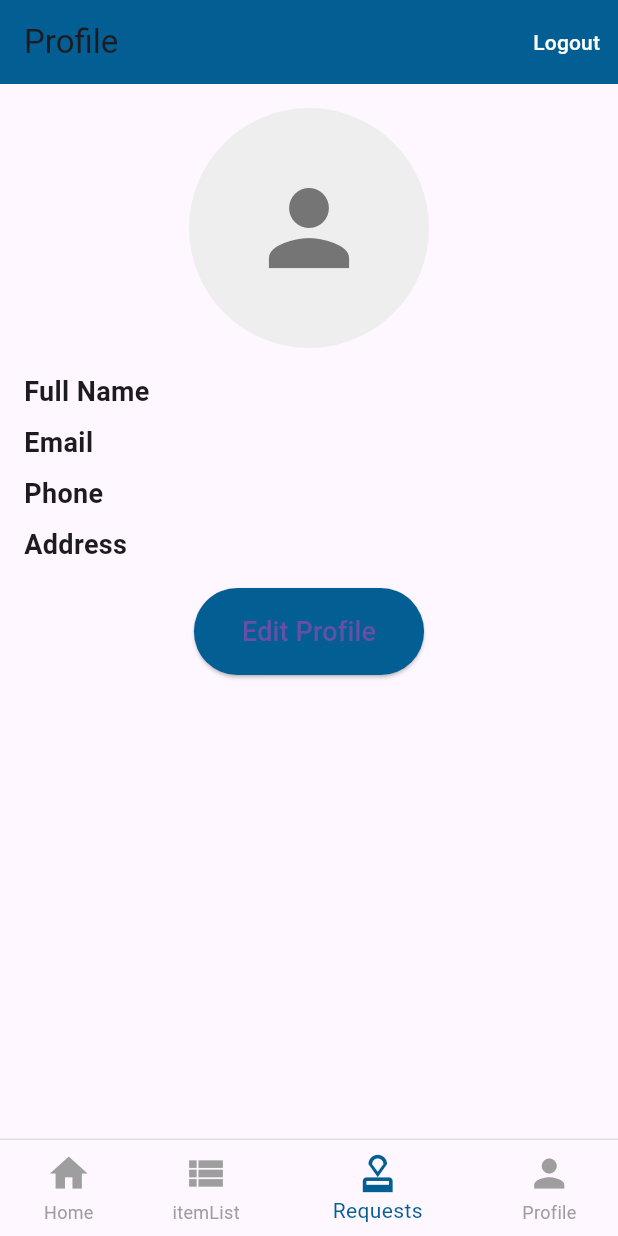
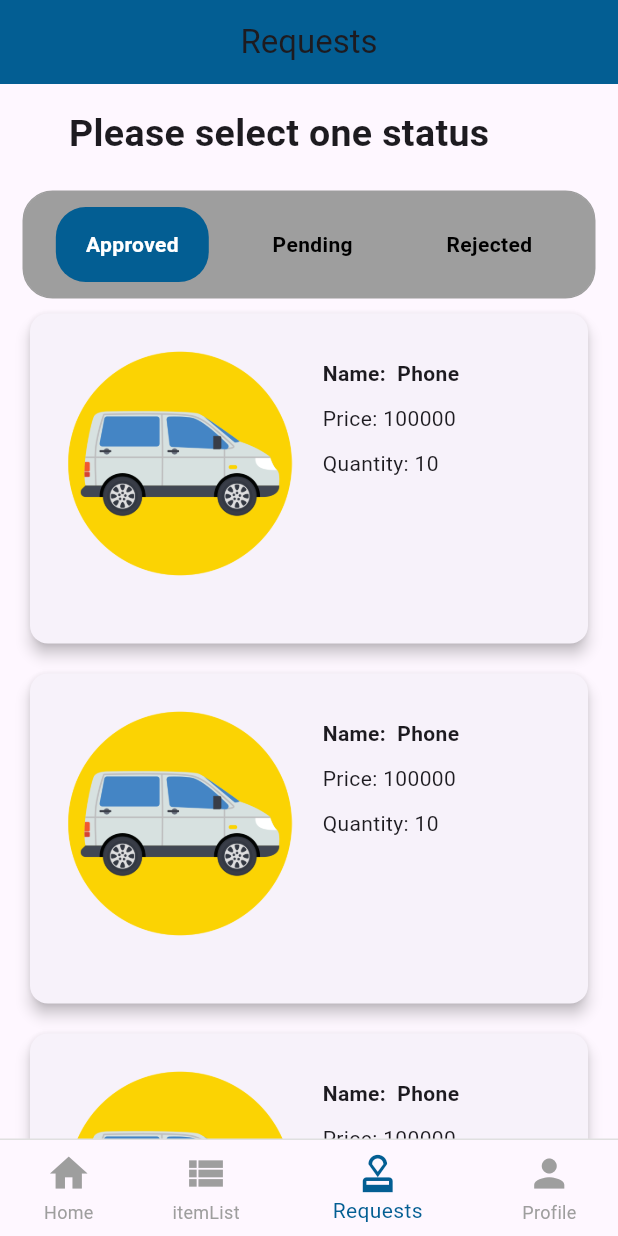
Before and after one commit to sisay2143/WholesaleWise, a Flutter app: the HomepageWH screen opened directly, item 3 of the bottom bar chosen, on a phone screen of 412 x 824 dp. Run offline on Flutter 3.47's test engine with Material 3 defaults, Android fonts, the light colour scheme and no system bars; our stand-ins replace camera, carousel_slider, charts_flutter, cloud_firestore, firebase_auth, firebase_core and 4 more; accounts and stored records are empty.

Commit message:
photo edited

```diff
--- a/lib/Services/database.dart
+++ b/lib/Services/database.dart
@@ -15,6 +15,8 @@ class FirestoreService {
           .collection('products')
           .doc(productId)
           .update({'quantity': newQuantity});
+      print('DONE updating product quantity:');
+
     } catch (error) {
       print('Error updating product quantity: $error');
       throw error;
--- a/lib/Views/Manager/approval.dart
+++ b/lib/Views/Manager/approval.dart
@@ -47,7 +47,7 @@ class ApprovalList extends StatelessWidget {
             final request = requests[index];
             final productId = request['productId'];
             final quantity = request['quantity'];
-            final name = request['name'];
+            final name = request['productName'];
             final price = 100000;       // Replace with dynamic data if available
             final imageUrl = 'lib/assets/images/shoe1.jpg'; // Replace with dynamic data if available
 
--- a/lib/Views/Manager/detail.dart
+++ b/lib/Views/Manager/detail.dart
@@ -33,7 +33,7 @@ class _detailscreenState extends State<detailscreen> {
 
   @override
   Widget build(BuildContext context) {
-    // final name = widget.request['name'];
+    final name = widget.request['productName'];
     // final price = widget.request['price'];
     final quantity = widget.request['quantity'];
     // final imageUrl = widget.request['imageUrl'];
@@ -68,10 +68,10 @@ class _detailscreenState extends State<detailscreen> {
                     crossAxisAlignment: CrossAxisAlignment.start,
                     children: [
                       SizedBox(height: 20.0),
-                      // Text(
-                        // 'Name: $name',
-                        // style: TextStyle(fontWeight: FontWeight.bold),
-                      // ),
+                      Text(
+                              'Name: $name',
+                              style: TextStyle(fontWeight: FontWeight.bold),
+                            ),
                       SizedBox(height: 10.0),
                       // Text('Price: $price'),
                       SizedBox(height: 10.0),
--- a/lib/Views/Warehouse-staff/messages.dart
+++ b/lib/Views/Warehouse-staff/messages.dart
@@ -1,204 +1,204 @@
-// import 'package:flutter/material.dart';
+import 'package:flutter/material.dart';
 
-// void main() {
-//   runApp(Requests());
-// }
+void main() {
+  runApp(Requests());
+}
 
-// class Requests extends StatelessWidget {
-//   @override
-//   Widget build(BuildContext context) {
-//     return MaterialApp(
-//       debugShowCheckedModeBanner: false,
-//       title: 'Text Status Selection',
-//       theme: ThemeData(
-//         primarySwatch: Colors.blue,
-//         visualDensity: VisualDensity.adaptivePlatformDensity,
-//       ),
-//       home: TextStatusSelection(),
-//     );
-//   }
-// }
+class Requests extends StatelessWidget {
+  @override
+  Widget build(BuildContext context) {
+    return MaterialApp(
+      debugShowCheckedModeBanner: false,
+      title: 'Text Status Selection',
+      theme: ThemeData(
+        primarySwatch: Colors.blue,
+        visualDensity: VisualDensity.adaptivePlatformDensity,
+      ),
+      home: TextStatusSelection(),
+    );
+  }
+}
 
-// class TextStatusSelection extends StatefulWidget {
-//   @override
-//   _TextStatusSelectionState createState() => _TextStatusSelectionState();
-// }
+class TextStatusSelection extends StatefulWidget {
+  @override
+  _TextStatusSelectionState createState() => _TextStatusSelectionState();
+}
 
-// class _TextStatusSelectionState extends State<TextStatusSelection> {
-//   String selectedStatus = ''; // Initially no status selected
-//   List<String> approvedItems = ['Car 1', 'Car 2', 'Car 3'];
-//   List<String> pendingItems = ['Laptop 1', 'Laptop 2', 'Tablet 3'];
-//   List<String> rejectedItems = ['Shoe 1', 'Shoe 2', 'Shoe 3'];
-//   List<String> displayedItems = []; // List to display based on selected status
+class _TextStatusSelectionState extends State<TextStatusSelection> {
+  String selectedStatus = ''; // Initially no status selected
+  List<String> approvedItems = ['Car 1', 'Car 2', 'Car 3'];
+  List<String> pendingItems = ['Laptop 1', 'Laptop 2', 'Tablet 3'];
+  List<String> rejectedItems = ['Shoe 1', 'Shoe 2', 'Shoe 3'];
+  List<String> displayedItems = []; // List to display based on selected status
 
-//   @override
-//   void initState() {
-//     super.initState();
-//     // Set default displayed items to approved items
-//     displayedItems = approvedItems;
-//     // Set default selected status to Approved
-//     selectedStatus = 'Approved';
-//   }
+  @override
+  void initState() {
+    super.initState();
+    // Set default displayed items to approved items
+    displayedItems = approvedItems;
+    // Set default selected status to Approved
+    selectedStatus = 'Approved';
+  }
 
-//   @override
-//   Widget build(BuildContext context) {
-//     return Scaffold(
-//       appBar: AppBar(
-//         backgroundColor: Color.fromARGB(255, 3, 94, 147),
-//         title: Center(child: Text('Requests')),
-//       ),
-//       body: Column(
-//         children: [
-//           Padding(
-//             padding: const EdgeInsets.fromLTRB(0, 15, 40, 20),
-//             child: Text(
-//               'Please select one status',
-//               style: TextStyle(
-//                 fontSize: 25,
-//                 fontWeight: FontWeight.bold,
-//               ),
-//             ),
-//           ),
-//           Container(
-//             margin: EdgeInsets.fromLTRB(15, 0, 15, 0),
-//             padding: EdgeInsets.all(10),
-//             decoration: BoxDecoration(
-//               borderRadius: BorderRadius.circular(20),
-//               border: Border.all(color: Colors.grey),
-//               color: Colors.grey,
-//             ),
-//             child: Row(
-//               mainAxisAlignment: MainAxisAlignment.spaceAround,
-//               children: <Widget>[
-//                 buildStatusOption('Approved', approvedItems),
-//                 buildStatusOption('Pending', pendingItems),
-//                 buildStatusOption('Rejected', rejectedItems),
-//               ],
-//             ),
-//           ),
-//           Expanded(
-//             child: ListView.builder(
-//               itemCount: displayedItems.length,
-//               itemBuilder: (context, index) {
-//                 return Card(
-//                   elevation: 4,
-//                   margin: EdgeInsets.fromLTRB(20.0, 10.0, 20.0, 10.0),
-//                   child: Container(
-//                     padding: EdgeInsets.all(10.0),
-//                     height: 220,
-//                     child: Row(
-//                       crossAxisAlignment: CrossAxisAlignment.start,
-//                       children: [
-//                         Container(
-//                           margin: EdgeInsets.fromLTRB(15, 15, 20, 20),
-//                           child: Image.asset(
-//                             getItemImagePath(displayedItems[index]),
-//                             height: 150,
-//                             width: 400, // Adjusted height
-//                             // fit: BoxFit.cover,
-//                           ),
-//                           width: 150,
-//                           height: 150,
-//                         ),
-//                         Expanded(
-//                           flex: 2,
-//                           child: Column(
-//                             crossAxisAlignment: CrossAxisAlignment.start,
-//                             children: [
-//                               SizedBox(height: 20.0),
-//                               Text(
-//                                 'Name:  Phone',
-//                                 style: TextStyle(fontWeight: FontWeight.bold),
-//                               ),
-//                               SizedBox(height: 10.0),
-//                               Text('Price: 100000'),
-//                               SizedBox(height: 10.0),
-//                               Text('Quantity: 10'),
-//                               SizedBox(height: 10.0),
-//                               SizedBox(height: 30.0),
-//                               // ElevatedButton(
-//                               //   onPressed: () {
-//                               //     Navigator.push(
-//                               //       context,
-//                               //       MaterialPageRoute(
-//                               //         builder: (context) => MyApp(),
-//                               //       ),
-//                               //     ); // Add your functionality here
-//                               //   },
-//                               //   style: ElevatedButton.styleFrom(
-//                               //     primary: Color.fromARGB(255, 3, 94, 147),
-//                               //   ),
-//                               //   child: Padding(
-//                               //     padding: const EdgeInsets.all(10.0),
-//                               //     child: Text('More'),
-//                               //   ),
-//                               // ),
-//                             ],
-//                           ),
-//                         ),
-//                       ],
-//                     ),
-//                   ),
-//                 );
-//               },
-//             ),
-//           ),
-//         ],
-//       ),
-//     );
-//   }
+  @override
+  Widget build(BuildContext context) {
+    return Scaffold(
+      appBar: AppBar(
+        backgroundColor: Color.fromARGB(255, 3, 94, 147),
+        title: Center(child: Text('Requests')),
+      ),
+      body: Column(
+        children: [
+          Padding(
+            padding: const EdgeInsets.fromLTRB(0, 15, 40, 20),
+            child: Text(
+              'Please select one status',
+              style: TextStyle(
+                fontSize: 25,
+                fontWeight: FontWeight.bold,
+              ),
+            ),
+          ),
+          Container(
+            margin: EdgeInsets.fromLTRB(15, 0, 15, 0),
+            padding: EdgeInsets.all(10),
+            decoration: BoxDecoration(
+              borderRadius: BorderRadius.circular(20),
+              border: Border.all(color: Colors.grey),
+              color: Colors.grey,
+            ),
+            child: Row(
+              mainAxisAlignment: MainAxisAlignment.spaceAround,
+              children: <Widget>[
+                buildStatusOption('Approved', approvedItems),
+                buildStatusOption('Pending', pendingItems),
+                buildStatusOption('Rejected', rejectedItems),
+              ],
+            ),
+          ),
+          Expanded(
+            child: ListView.builder(
+              itemCount: displayedItems.length,
+              itemBuilder: (context, index) {
+                return Card(
+                  elevation: 4,
+                  margin: EdgeInsets.fromLTRB(20.0, 10.0, 20.0, 10.0),
+                  child: Container(
+                    padding: EdgeInsets.all(10.0),
+                    height: 220,
+                    child: Row(
+                      crossAxisAlignment: CrossAxisAlignment.start,
+                      children: [
+                        Container(
+                          margin: EdgeInsets.fromLTRB(15, 15, 20, 20),
+                          child: Image.asset(
+                            getItemImagePath(displayedItems[index]),
+                            height: 150,
+                            width: 400, // Adjusted height
+                            // fit: BoxFit.cover,
+                          ),
+                          width: 150,
+                          height: 150,
+                        ),
+                        Expanded(
+                          flex: 2,
+                          child: Column(
+                            crossAxisAlignment: CrossAxisAlignment.start,
+                            children: [
+                              SizedBox(height: 20.0),
+                              Text(
+                                'Name:  Phone',
+                                style: TextStyle(fontWeight: FontWeight.bold),
+                              ),
+                              SizedBox(height: 10.0),
+                              Text('Price: 100000'),
+                              SizedBox(height: 10.0),
+                              Text('Quantity: 10'),
+                              SizedBox(height: 10.0),
+                              SizedBox(height: 30.0),
+                              // ElevatedButton(
+                              //   onPressed: () {
+                              //     Navigator.push(
+                              //       context,
+                              //       MaterialPageRoute(
+                              //         builder: (context) => MyApp(),
+                              //       ),
+                              //     ); // Add your functionality here
+                              //   },
+                              //   style: ElevatedButton.styleFrom(
+                              //     primary: Color.fromARGB(255, 3, 94, 147),
+                              //   ),
+                              //   child: Padding(
+                              //     padding: const EdgeInsets.all(10.0),
+                              //     child: Text('More'),
+                              //   ),
+                              // ),
+                            ],
+                          ),
+                        ),
+                      ],
+                    ),
+                  ),
+                );
+              },
+            ),
+          ),
+        ],
+      ),
+    );
+  }
 
-//   Widget buildStatusOption(String status, List<String> items) {
-//     return GestureDetector(
-//       onTap: () {
-//         setState(() {
-//           selectedStatus = status;
-//           displayedItems =
-//               items; // Update displayed items based on selected status
-//         });
-//       },
-//       child: Container(
-//         padding: EdgeInsets.fromLTRB(20, 15, 20, 15),
-//         decoration: BoxDecoration(
-//           color: selectedStatus == status
-//               ? Color.fromARGB(255, 3, 94, 147)
-//               : Colors.transparent,
-//           borderRadius: BorderRadius.circular(20),
-//         ),
-//         child: Text(
-//           status,
-//           style: TextStyle(
-//             color: selectedStatus == status ? Colors.white : Colors.black,
-//             fontWeight: FontWeight.bold,
-//           ),
-//         ),
-//       ),
-//     );
-//   }
+  Widget buildStatusOption(String status, List<String> items) {
+    return GestureDetector(
+      onTap: () {
+        setState(() {
+          selectedStatus = status;
+          displayedItems =
+              items; // Update displayed items based on selected status
+        });
+      },
+      child: Container(
+        padding: EdgeInsets.fromLTRB(20, 15, 20, 15),
+        decoration: BoxDecoration(
+          color: selectedStatus == status
+              ? Color.fromARGB(255, 3, 94, 147)
+              : Colors.transparent,
+          borderRadius: BorderRadius.circular(20),
+        ),
+        child: Text(
+          status,
+          style: TextStyle(
+            color: selectedStatus == status ? Colors.white : Colors.black,
+            fontWeight: FontWeight.bold,
+          ),
+        ),
+      ),
+    );
+  }
 
-//   String getItemImagePath(String item) {
-//     if (approvedItems.contains(item)) {
-//       return 'lib/assets/images/car.png';
-//     } else if (pendingItems.contains(item)) {
-//       return 'lib/assets/images/laptop-screen.png';
-//     } else if (rejectedItems.contains(item)) {
-//       return 'lib/assets/images/shoe1.jpg';
-//     } else {
-//       return ''; // Default image path if item not found
-//     }
-//   }
-// }
+  String getItemImagePath(String item) {
+    if (approvedItems.contains(item)) {
+      return 'lib/assets/images/car.png';
+    } else if (pendingItems.contains(item)) {
+      return 'lib/assets/images/laptop-screen.png';
+    } else if (rejectedItems.contains(item)) {
+      return 'lib/assets/images/shoe1.jpg';
+    } else {
+      return ''; // Default image path if item not found
+    }
+  }
+}
 
-// class MyApp extends StatelessWidget {
-//   @override
-//   Widget build(BuildContext context) {
-//     return Scaffold(
-//       appBar: AppBar(
-//         title: Text('Details'),
-//       ),
-//       body: Center(
-//         child: Text('Details Page'),
-//       ),
-//     );
-//   }
-// }
+class MyApp extends StatelessWidget {
+  @override
+  Widget build(BuildContext context) {
+    return Scaffold(
+      appBar: AppBar(
+        title: Text('Details'),
+      ),
+      body: Center(
+        child: Text('Details Page'),
+      ),
+    );
+  }
+}
--- a/lib/Views/Warehouse-staff/stock-out.dart
+++ b/lib/Views/Warehouse-staff/stock-out.dart
@@ -5,7 +5,7 @@ import 'ItemsCard.dart';
 import 'package:firebase_auth/firebase_auth.dart';
 import 'package:firebase_storage/firebase_storage.dart';
 import 'package:cloud_firestore/cloud_firestore.dart';
-import 'showDialog.dart';
+
 
 class StockOutPage extends StatefulWidget {
   @override
@@ -103,13 +103,13 @@ Future<void> sendApprovalRequest() async {
           });
 
           // Listen for approval response
-          listenForApprovalResponse();
-
           // Show a success message
           _showAlertDialog(
             'Request Sent',
             'Approval request for stock-out sent to manager.',
           );
+          listenForApprovalResponse();
+          print('approved succefully');
         } else {
           throw 'Manager UID not found.';
         }
@@ -125,8 +125,23 @@ Future<void> sendApprovalRequest() async {
   }
 }
 
+  // Update product quantity after approval
+  // Update product quantity after approval
+  Future<void> updateProductQuantity() async {
+    try {
+      final int newQuantity = _selectedProduct!.quantity - int.parse(_quantityController.text);
+      await _firestoreService.updateProductQuantity(_selectedProduct!.pid, newQuantity);
+      // Show success message or perform any other necessary actions
+      print(newQuantity);
+      print('quantity updated');
+    } catch (error) {
+      print('Error updating product quantity: $error');
+      _showAlertDialog('Error', 'Failed to update product quantity.');
+    }
+  }
 
-// Listen for approval response
+
+
 // Listen for approval response
 void listenForApprovalResponse() {
   FirebaseFirestore.instance
@@ -138,70 +153,18 @@ void listenForApprovalResponse() {
       // Check if the approval is granted
       final status = doc['status'];
       if (status == 'approved') {
-        // Update product quantity
-        _updateProductQuantity();
-        // Stop listening for further changes
-        snapshot.docChanges.forEach((change) {
-          if (change.type == DocumentChangeType.added) {
-            // Stop listening when a new document is added
-            return;
-          }
-        });
+        // Update product quantity after approval
+        updateProductQuantity();
+        print('product approved');
+        // Show success message or perform any other necessary actions
       } else if (status == 'rejected') {
         // Handle rejection if needed
-        // Stop listening for further changes
-        snapshot.docChanges.forEach((change) {
-          if (change.type == DocumentChangeType.added) {
-            // Stop listening when a new document is added
-            return;
-          }
-        });
       }
     });
   });
 }
 
 
-
-
-
-  // Update product quantity after approval
-  // Update product quantity after approval
-  // Future<void> updateProductQuantity() async {
-  //   try {
-  //     final int newQuantity = _selectedProduct!.quantity - int.parse(_quantityController.text);
-  //     await _firestoreService.updateProductQuantity(_selectedProduct!.pid, newQuantity);
-  //     // Show success message or perform any other necessary actions
-  //   } catch (error) {
-  //     print('Error updating product quantity: $error');
-  //     _showAlertDialog('Error', 'Failed to update product quantity.');
-  //   }
-  // }
-
-
-  Future<void> _updateProductQuantity() async {
-  if (_selectedOption == null ||
-      _quantityController.text.isEmpty ||
-      _selectedProduct == null) {
-    return; // Ensure both option, quantity, and product are selected
-  }
-
-  final int quantity = int.parse(_quantityController.text);
-
-  if (_selectedOption == "Sold Out" || _selectedOption == "Worn Out") {
-    if (quantity > _selectedProduct!.quantity) {
-      _showAlertDialog("Error", "Quantity is greater than available stock.");
-      return;
-    }
-    if (_selectedOption == "Sold Out") {
-      await registerTransaction();
-      await sendApprovalRequest();
-    }
-  }
-
-  // Don't update the product quantity directly here
-  // Handle the approval process instead
-}
 
 
   void _showAlertDialog(String title, String message) {
@@ -327,7 +290,7 @@ void listenForApprovalResponse() {
                 ),
                 const SizedBox(height: 16),
                 ElevatedButton(
-                  onPressed: _updateProductQuantity,
+                  onPressed: sendApprovalRequest,
                   child: Text('Send Approval Request'),
                   style: ButtonStyle(
                       backgroundColor: MaterialStateProperty.all<Color>(
--- a/lib/Views/Warehouse-staff/warehouse.dart
+++ b/lib/Views/Warehouse-staff/warehouse.dart
@@ -23,7 +23,7 @@ class _HomepageWHState extends State<HomepageWH> {
   static List<Widget> _widgetOptions = <Widget>[
     HomePageWarehouse(),
     ItemsList(),
-    // Requests(),
+    Requests(),
     // Add Sales Records and Profile widgets here
     Profile(),
   ];
```
